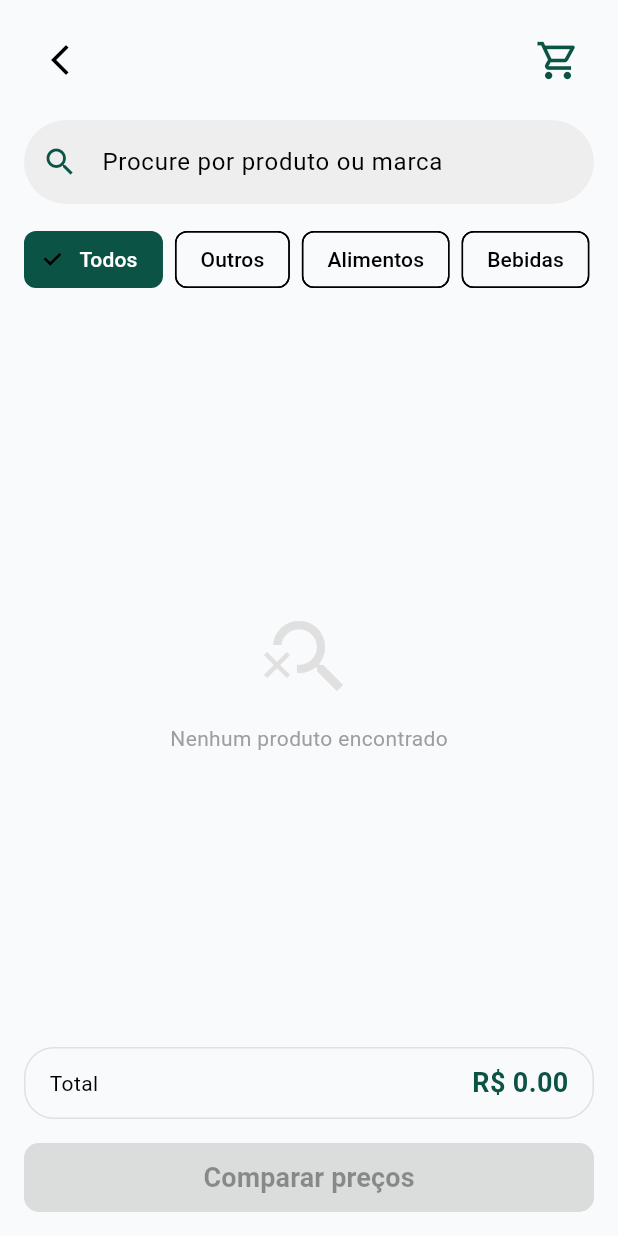
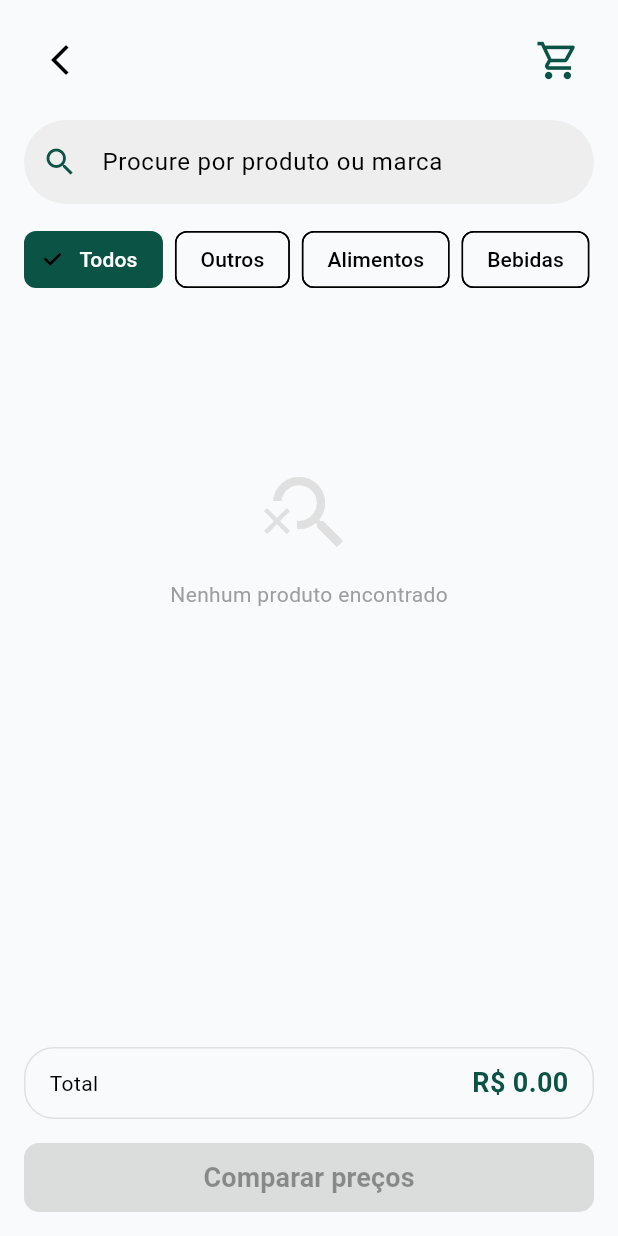
Before and after one commit to JayneSoraya/ProjetoIntegradorSenac, a Flutter app: the ProdutosScreen screen opened directly, on a phone screen of 412 x 824 dp. Run offline on Flutter 3.47's test engine with Material 3 defaults, Android fonts, the phone set to English and light mode, and no system bars; our stand-ins replace file_picker, flutter_secure_storage, share_plus; missing offline and left inert: flutter_inappwebview, mobile_scanner; accounts and stored records are empty; network calls fail.

Commit message:
feat(database): normaliza dados dos produtos e ajusta consultas de listagem

```diff
--- a/econoway_app/lib/screens/produtos_screen.dart
+++ b/econoway_app/lib/screens/produtos_screen.dart
@@ -46,12 +46,12 @@ class _ProdutosScreenState extends State<ProdutosScreen> {
       if (!mounted) return;
       setState(() => carregando = false);
       ScaffoldMessenger.of(context).showSnackBar(
-        const SnackBar(content: Text('Erro ao carregar produtos')),
+        const SnackBar(content: Text('Erro ao carregar produtos do banco')),
       );
     }
   }
 
-  // ── Carrinho ───────────────────────────────────────────────
+  // Carrinho
   int quantidadeProduto(int idProduto) {
     try {
       return carrinho.itens
@@ -85,11 +85,15 @@ class _ProdutosScreenState extends State<ProdutosScreen> {
     setState(() {});
   }
 
-  // ── Build ──────────────────────────────────────────────────
+  // Build
   @override
   Widget build(BuildContext context) {
     if (carregando) {
-      return const Scaffold(body: Center(child: CircularProgressIndicator()));
+      return const Scaffold(
+        body: Center(
+          child: CircularProgressIndicator(color: AppColors.primary),
+        ),
+      );
     }
 
     final filtrados = produtos.where((p) {
@@ -102,13 +106,14 @@ class _ProdutosScreenState extends State<ProdutosScreen> {
           (p.marca ?? '').toLowerCase().contains(textoBusca.toLowerCase());
       return categoriaOk && buscaOk;
     }).toList();
+
     return Scaffold(
       body: SafeArea(
         child: Padding(
           padding: const EdgeInsets.all(16),
           child: Column(
             children: [
-              // ── Cabeçalho ──────────────────────────────────
+              // Cabeçalho
               Row(
                 children: [
                   IconButton(
@@ -135,7 +140,6 @@ class _ProdutosScreenState extends State<ProdutosScreen> {
                           );
 
                           if (!mounted) return;
-
                           setState(() {});
                         },
                       ),
@@ -154,6 +158,7 @@ class _ProdutosScreenState extends State<ProdutosScreen> {
                               style: const TextStyle(
                                 color: Colors.white,
                                 fontSize: 10,
+                                fontWeight: FontWeight.bold,
                               ),
                             ),
                           ),
@@ -165,7 +170,7 @@ class _ProdutosScreenState extends State<ProdutosScreen> {
 
               const SizedBox(height: 16),
 
-              // ── Busca ───────────────────────────────────────
+              // Busca
               TextField(
                 onChanged: (v) => setState(() => textoBusca = v),
                 decoration: InputDecoration(
@@ -185,7 +190,7 @@ class _ProdutosScreenState extends State<ProdutosScreen> {
 
               const SizedBox(height: 16),
 
-              // ── Categorias ──────────────────────────────────
+              // Categorias
               SizedBox(
                 height: 42,
                 child: ListView(
@@ -206,11 +211,16 @@ class _ProdutosScreenState extends State<ProdutosScreen> {
               ),
 
               const SizedBox(height: 16),
-
-              // ── Lista ──────────────────────────────────────
+              // Lista de produtos
               Expanded(
+                child: RefreshIndicator(
+                  color: AppColors.primary,
+                  onRefresh: carregarProdutos,
                   child: filtrados.isEmpty
-                    ? Center(
+                      ? ListView(
+                          children: [
+                            const SizedBox(height: 100),
+                            Center(
                               child: Column(
                                 mainAxisAlignment: MainAxisAlignment.center,
                                 children: [
@@ -226,6 +236,8 @@ class _ProdutosScreenState extends State<ProdutosScreen> {
                                   ),
                                 ],
                               ),
+                            ),
+                          ],
                         )
                       : ListView.builder(
                           itemCount: filtrados.length,
@@ -233,10 +245,14 @@ class _ProdutosScreenState extends State<ProdutosScreen> {
                             final produto = filtrados[index];
                             final qtd = quantidadeProduto(produto.idProduto);
 
+                            final pesoStr = produto.peso > 0
+                                ? '${produto.peso} ${produto.unidadeMedida}'
+                                : '';
+
                             return ProdutoCard(
                               nome: produto.nomeProduto,
                               marca: produto.marca ?? '',
-                            peso: produto.peso.toString(),
+                              peso: pesoStr.trim(),
                               preco: produto.preco,
                               quantidade: qtd,
                               onAdicionar: () => adicionarProduto(produto),
@@ -245,8 +261,9 @@ class _ProdutosScreenState extends State<ProdutosScreen> {
                           },
                         ),
                 ),
+              ),
 
-              // ── Rodapé ──────────────────────────────────────
+              // Rodapé
               Container(
                 padding: const EdgeInsets.symmetric(
                   horizontal: 16,
--- a/node_backend/package.json
+++ b/node_backend/package.json
@@ -20,6 +20,7 @@
     "cors": "^2.8.6",
     "dotenv": "^17.4.2",
     "express": "^5.2.1",
+    "express-rate-limit": "^8.7.3",
     "jsonwebtoken": "^9.0.3",
     "node-cron": "^4.6.0",
     "pg": "^8.20.0"
```
Also changed, not shown: econoway_app/lib/models/produto_dto.dart (+15 -11 lines), node_backend/package-lock.json, 5 other files. Lines whose indentation alone changed are shown as unchanged.
